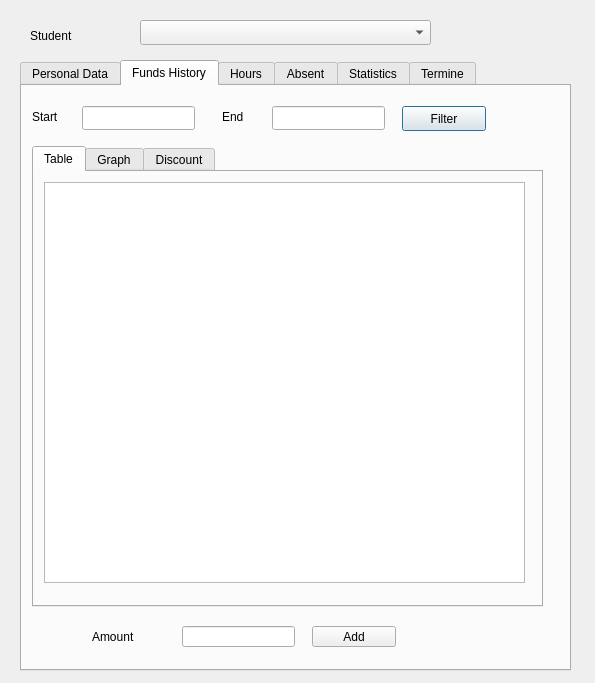
Qt form Student/viewstudentdialog.ui (MrRisoni/Gauss) before a commit.
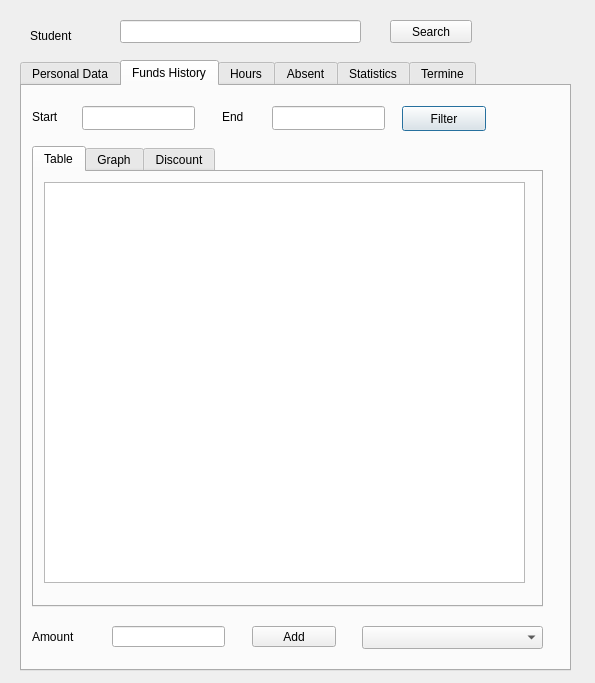
The same form after that commit. The open tabs and pages were chosen to show the change.

```diff
--- a/Student/viewstudentdialog.ui
+++ b/Student/viewstudentdialog.ui
@@ -598,7 +598,7 @@
     <widget class="QPushButton" name="pushAddPoso">
      <property name="geometry">
       <rect>
-       <x>290</x>
+       <x>230</x>
        <y>540</y>
        <width>84</width>
        <height>21</height>
@@ -614,7 +614,7 @@
     <widget class="QLabel" name="label_24">
      <property name="geometry">
       <rect>
-       <x>70</x>
+       <x>10</x>
        <y>530</y>
        <width>64</width>
        <height>41</height>
@@ -627,7 +627,7 @@
     <widget class="QLineEdit" name="linePoso">
      <property name="geometry">
       <rect>
-       <x>160</x>
+       <x>90</x>
        <y>540</y>
        <width>113</width>
        <height>21</height>
@@ -757,6 +757,16 @@
       </widget>
      </widget>
     </widget>
+    <widget class="QComboBox" name="comboAttends">
+     <property name="geometry">
+      <rect>
+       <x>340</x>
+       <y>540</y>
+       <width>181</width>
+       <height>23</height>
+      </rect>
+     </property>
+    </widget>
    </widget>
    <widget class="QWidget" name="tabHours">
     <attribute name="title">
@@ -1306,16 +1316,29 @@
     <string>Student</string>
    </property>
   </widget>
-  <widget class="QComboBox" name="comboMathites">
+  <widget class="QLineEdit" name="lineEdit_5">
    <property name="geometry">
     <rect>
-     <x>140</x>
+     <x>120</x>
      <y>20</y>
-     <width>291</width>
-     <height>25</height>
+     <width>241</width>
+     <height>23</height>
     </rect>
    </property>
   </widget>
+  <widget class="QPushButton" name="pushSearch">
+   <property name="geometry">
+    <rect>
+     <x>390</x>
+     <y>20</y>
+     <width>82</width>
+     <height>23</height>
+    </rect>
+   </property>
+   <property name="text">
+    <string>Search</string>
+   </property>
+  </widget>
  </widget>
  <resources/>
  <connections/>
```
